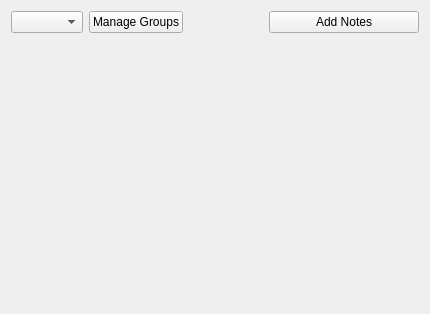
The window that designs/xml/notes_widget.ui (daniel-deru/WorkMate-3.0) describes before a commit, drawn with Qt 5.
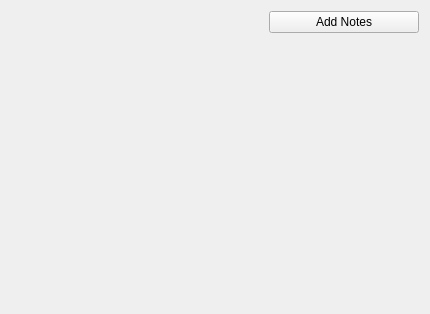
The same window after the commit.

Commit message: added filter group widget

Patch:
```diff
--- a/designs/xml/notes_widget.ui
+++ b/designs/xml/notes_widget.ui
@@ -35,17 +35,7 @@
       <number>6</number>
      </property>
      <item>
-      <widget class="QComboBox" name="cmb_groups"/>
-     </item>
-     <item>
-      <widget class="QPushButton" name="btn_groups">
-       <property name="cursor">
-        <cursorShape>PointingHandCursor</cursorShape>
-       </property>
-       <property name="text">
-        <string>Manage Groups</string>
-       </property>
-      </widget>
+      <layout class="QHBoxLayout" name="hbox_filter_widget"/>
      </item>
      <item>
       <spacer name="horizontalSpacer_2">
```
The commit also changes 13 other files.
